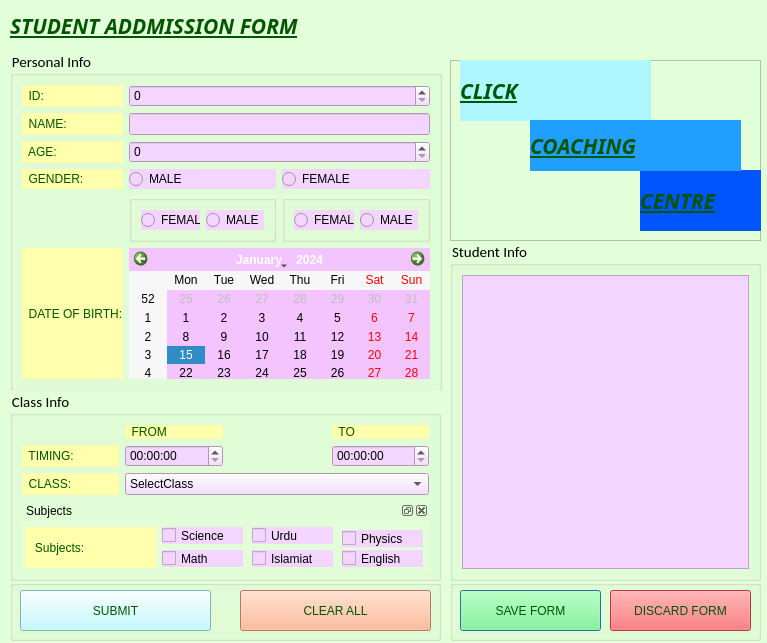
First picture: the form in student_form.ui, repository AhsanGhaffar370/PyQt5_UI, before the edit.
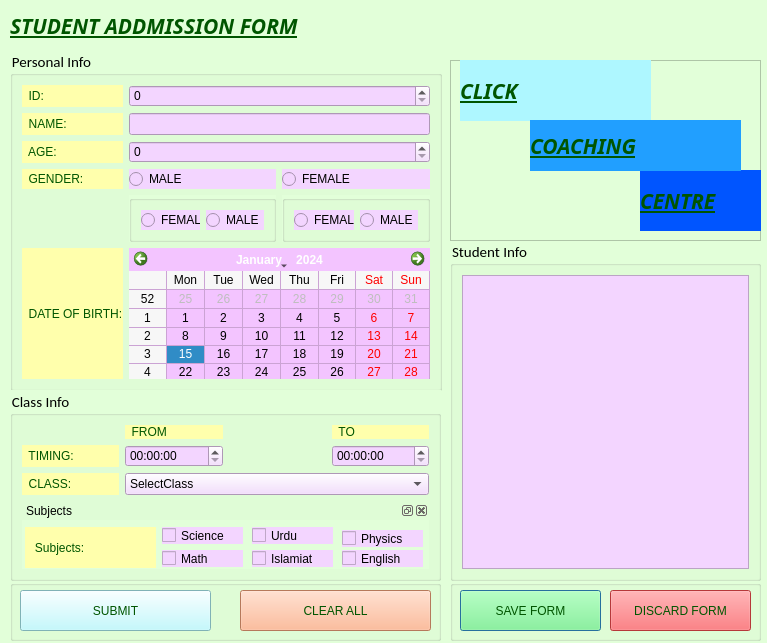
Second picture: the form after the edit. Icons and pictures are not drawn.

Commit message: add calender,combobox named file in examples proj

Patch:
```diff
--- a/student_form.ui
+++ b/student_form.ui
@@ -294,6 +294,9 @@
        <string notr="true">background-color: rgb(243, 255, 111);
 background-color: rgb(243, 196, 255);</string>
       </property>
+      <property name="gridVisible">
+       <bool>true</bool>
+      </property>
      </widget>
     </item>
     <item row="2" column="0">
```
The commit also changes 5 other files.
